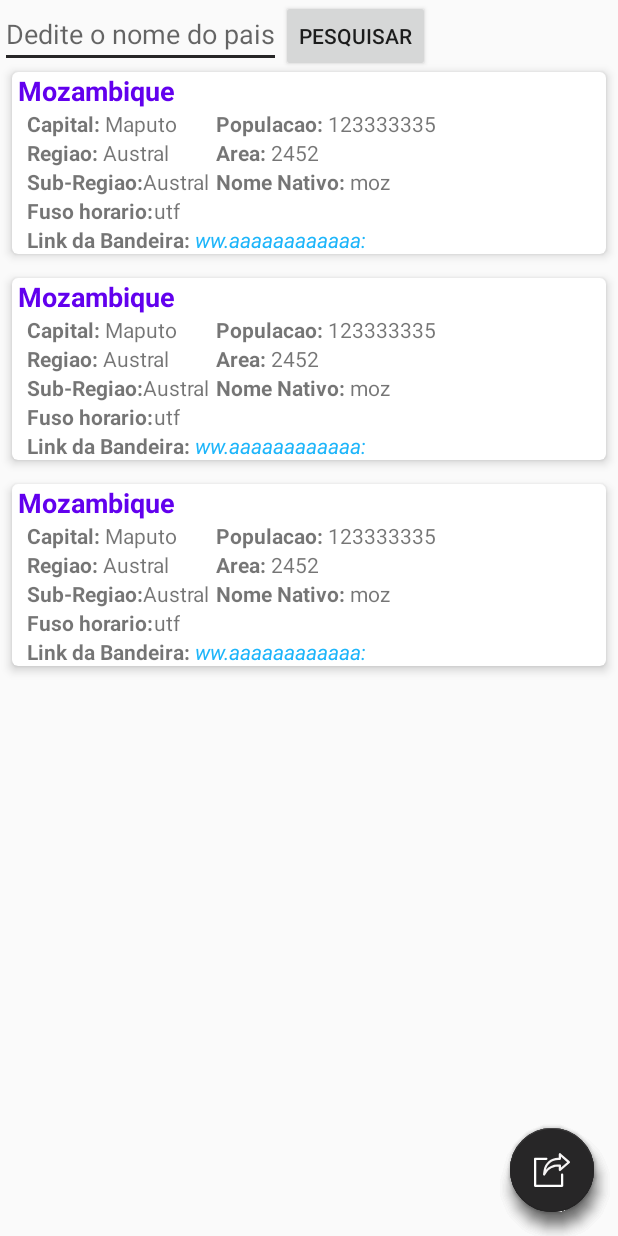
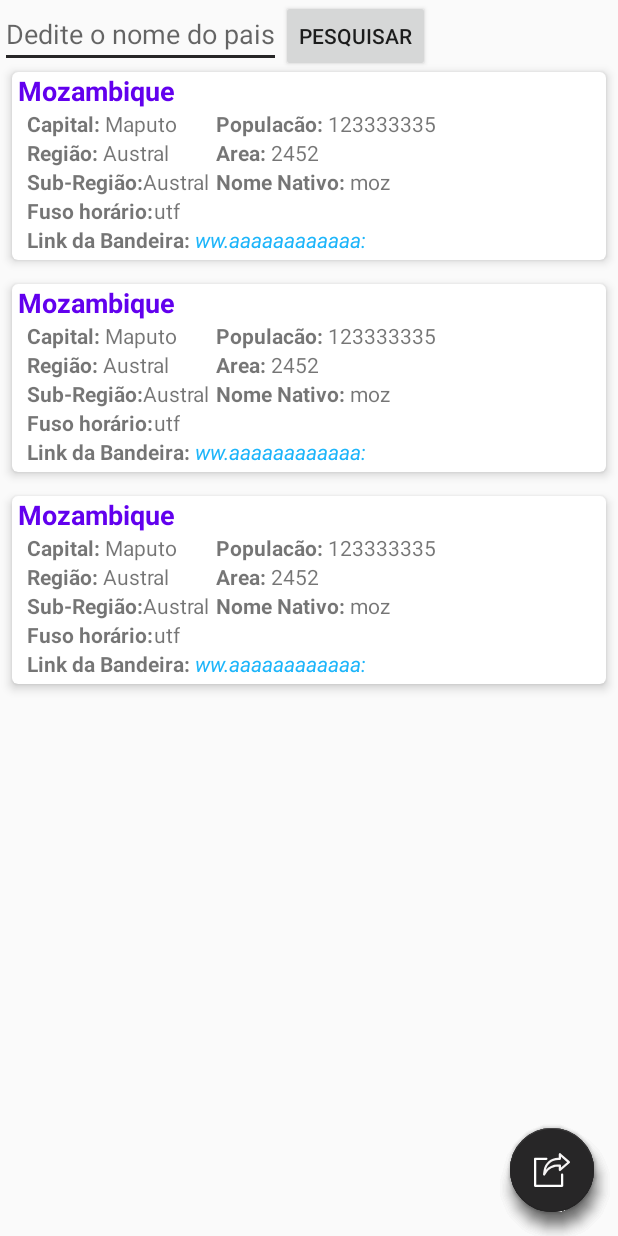
Before and after one commit to StelioBraga/RestApp, an Android app: the layout activity_main.xml on its own in the app's theme, with its tools: preview values and no code run, on a phone screen of 412 x 824 dp. Run offline under Robolectric (Android 15) with nearby library versions, the phone set to English and light mode, and no system bars; network calls fail.

Commit message:
formatter code

```diff
--- a/app/src/main/java/com/example/rest/MainActivity.java
+++ b/app/src/main/java/com/example/rest/MainActivity.java
@@ -82,9 +82,12 @@ public class MainActivity extends AppCompatActivity {
 
                 String countrName  = te_search.getText().toString();
                 fetchRestCountries(countrName);
+                if(!paisList.isEmpty()){
+                    paisList.clear();
+                }
             }
         });
-
+        // floating button
         floating_action_button.setOnClickListener(new View.OnClickListener() {
             @Override
             public void onClick(View v) {
--- a/app/src/main/res/layout/countries_post.xml
+++ b/app/src/main/res/layout/countries_post.xml
@@ -59,7 +59,7 @@
                 android:layout_width="wrap_content"
                 android:layout_height="wrap_content"
                 android:textStyle="bold"
-                android:text="Regiao: "/>
+                android:text="Região: "/>
             <TextView
                 android:id="@+id/tv_region"
                 android:layout_width="wrap_content"
@@ -76,7 +76,7 @@
                 android:layout_width="wrap_content"
                 android:layout_height="wrap_content"
                 android:textStyle="bold"
-                android:text="Sub-Regiao:"/>
+                android:text="Sub-Região:"/>
             <TextView
                 android:id="@+id/tv_sub_region"
                 android:layout_width="wrap_content"
@@ -105,7 +105,7 @@
                 android:layout_width="wrap_content"
                 android:layout_height="wrap_content"
                 android:textStyle="bold"
-                android:text="Populacao: " />
+                android:text="Populacão: " />
             <TextView
                 android:id="@+id/tv_population"
                 android:layout_width="wrap_content"
@@ -164,7 +164,7 @@
                 android:layout_width="wrap_content"
                 android:layout_height="wrap_content"
                 android:textStyle="bold"
-                android:text="Fuso horario:"/>
+                android:text="Fuso horário:"/>
             <TextView
                 android:id="@+id/tv_timezone"
                 android:layout_width="wrap_content"
@@ -175,6 +175,7 @@
             android:layout_width="wrap_content"
             android:layout_height="wrap_content"
             android:layout_marginLeft="10dp"
+            android:layout_marginBottom="4dp"
             android:orientation="horizontal">
             <TextView
                 android:id="@+id/flag"
```
Also changed, not shown: app/src/main/java/com/example/rest/utils/PaisAdapter.java (+15 -4 lines).
